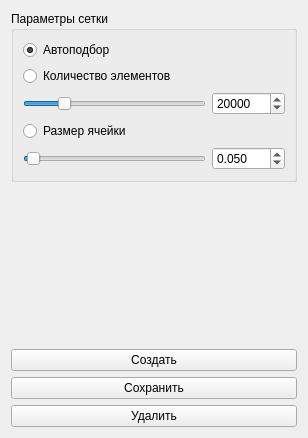
This is source/q3main/q3mesheditor.ui in messteno/Q3Solver as Qt 5 draws it before an edit. The edited form follows.
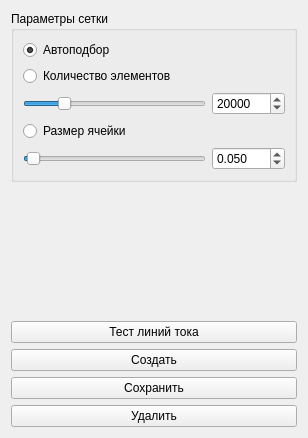
This is the edited form.

Commit message: Add contour lines plotting

```diff
--- a/source/q3main/q3mesheditor.ui
+++ b/source/q3main/q3mesheditor.ui
@@ -191,6 +191,13 @@
      </property>
     </spacer>
    </item>
+   <item>
+    <widget class="QPushButton" name="contourPlotTestButton">
+     <property name="text">
+      <string>Тест линий тока</string>
+     </property>
+    </widget>
+   </item>
    <item>
     <widget class="QPushButton" name="createMeshButton">
      <property name="text">
```
The commit also changes 20 other files.
